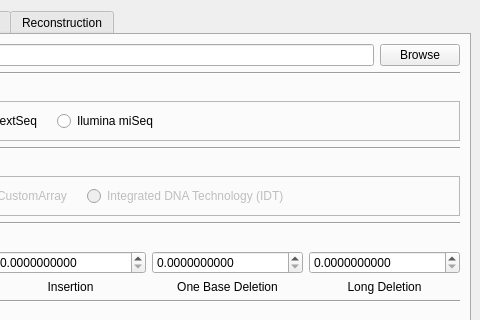
oyerush/DNASimulator, file dnaSimulator/dnaSimulator2.ui: the form before one commit; both pictures show x 182 to 662 and y 0 to 320 of the 662 by 711 pixel window.
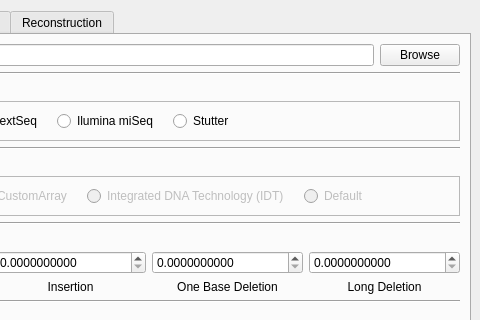
The form after the commit. Custom widgets are drawn as their Qt base class.

Commit message: added stutter support in gui

What changed in the file:
```diff
--- a/dnaSimulator/dnaSimulator2.ui
+++ b/dnaSimulator/dnaSimulator2.ui
@@ -143,6 +143,13 @@
                    </property>
                   </widget>
                  </item>
+                 <item>
+                  <widget class="QRadioButton" name="stutter_radioButton">
+                   <property name="text">
+                    <string>Stutter</string>
+                   </property>
+                  </widget>
+                 </item>
                  <item>
                   <spacer name="tech_radio_buttons_horizontalSpacer">
                    <property name="orientation">
@@ -242,6 +249,16 @@
                    </property>
                   </widget>
                  </item>
+                 <item>
+                  <widget class="QRadioButton" name="default_radioButton">
+                   <property name="enabled">
+                    <bool>false</bool>
+                   </property>
+                   <property name="text">
+                    <string>Default</string>
+                   </property>
+                  </widget>
+                 </item>
                  <item>
                   <spacer name="synthesis_tech_radio_buttons_horizontalSpacer">
                    <property name="orientation">
```
The commit also changes 2 other files.
